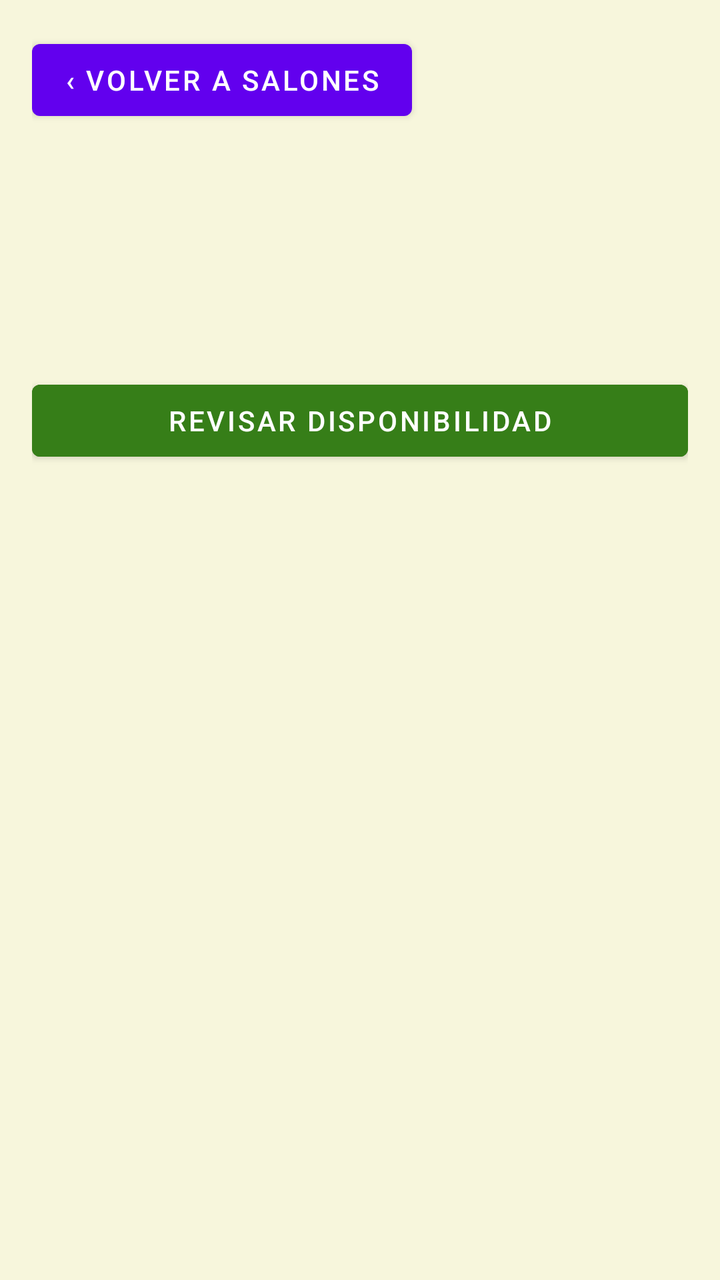
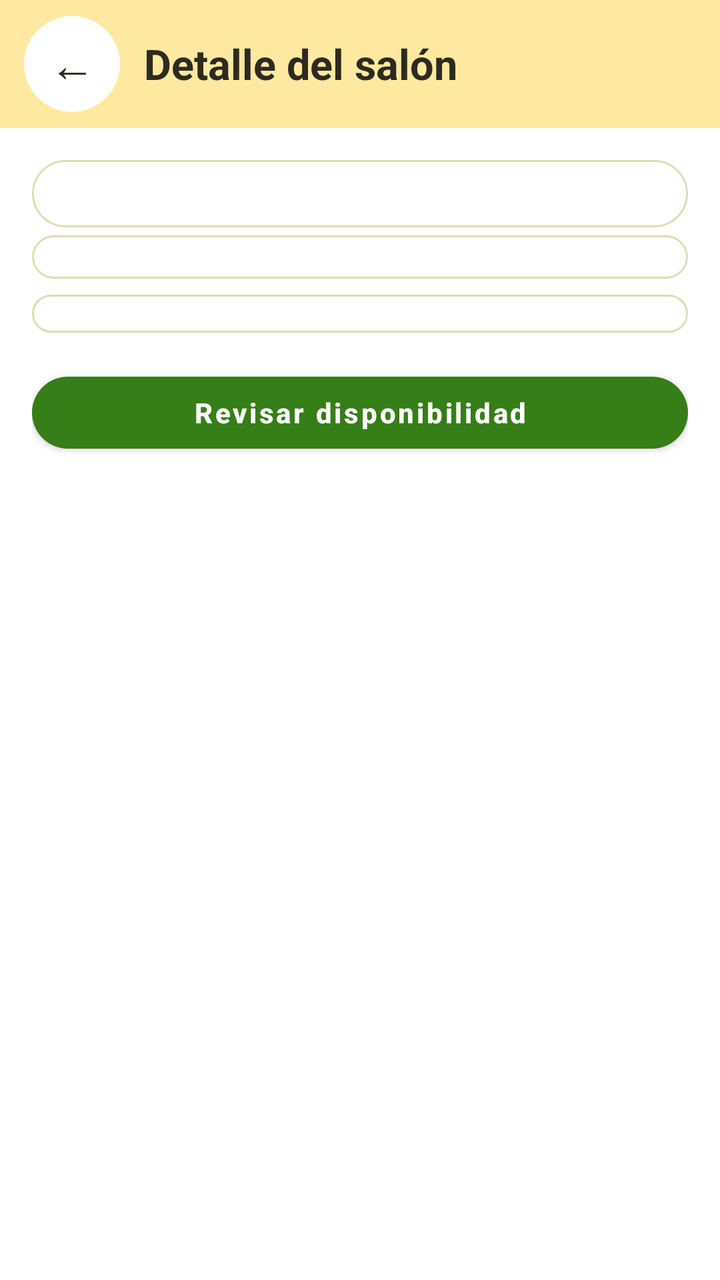

Two renders of the same Android screen: before a commit and after it. Below are the layout's source before the change and the commit's diff.
<!-- AndroidManifest.xml: application theme Theme.Ocasion_mobil_v2 -->
<!-- res/layout/fragment_detalle_salon.xml -->
<?xml version="1.0" encoding="utf-8"?>
<ScrollView xmlns:android="http://schemas.android.com/apk/res/android"
    android:layout_width="match_parent"
    android:layout_height="match_parent"
    android:background="@color/bg_general"
    android:fillViewport="true"
    android:fitsSystemWindows="true">

    <LinearLayout
        android:layout_width="match_parent"
        android:layout_height="wrap_content"
        android:orientation="vertical"
        android:padding="16dp">

        <Button
            android:id="@+id/btnVolverDetalle"
            android:layout_width="wrap_content"
            android:layout_height="wrap_content"
            android:text="‹ Volver a salones"
            />

        <TextView
            android:id="@+id/tvNombreDetalle"
            android:layout_width="match_parent"
            android:layout_height="wrap_content"
            android:layout_marginTop="12dp"
            android:textColor="@color/texto_principal"
            android:textSize="25sp"
            android:textStyle="bold" />

        <TextView
            android:id="@+id/tvResumenDetalle"
            android:layout_width="match_parent"
            android:layout_height="wrap_content"
            android:layout_marginVertical="8dp"
            android:textColor="@color/texto_secundario"
            android:textSize="16sp" />

        <TextView
            android:id="@+id/tvEstadoDetalle"
            android:layout_width="match_parent"
            android:layout_height="wrap_content"
            android:accessibilityLiveRegion="polite"
            android:textColor="@color/texto_secundario" />

        <Button
            android:id="@+id/btnReintentarDetalle"
            android:layout_width="wrap_content"
            android:layout_height="wrap_content"
            android:text="Reintentar ficha"
            android:visibility="gone" />

        <HorizontalScrollView
            android:id="@+id/scrollFotosDetalle"
            android:layout_width="match_parent"
            android:layout_height="wrap_content"
            android:layout_marginVertical="8dp"
            android:visibility="gone">

            <LinearLayout
                android:id="@+id/filaFotosDetalle"
                android:layout_width="wrap_content"
                android:layout_height="wrap_content"
                android:orientation="horizontal" />
        </HorizontalScrollView>

        <LinearLayout
            android:id="@+id/contenidoDetalle"
            android:layout_width="match_parent"
            android:layout_height="wrap_content"
            android:orientation="vertical"
            android:visibility="gone">

            <TextView
                android:id="@+id/tvDescripcionDetalle"
                android:layout_width="match_parent"
                android:layout_height="wrap_content"
                android:textColor="@color/texto_principal"
                android:textSize="16sp" />

            <TextView
                android:layout_width="wrap_content"
                android:layout_height="wrap_content"
                android:layout_marginTop="16dp"
                android:text="Servicios incluidos"
                android:textColor="@color/texto_principal"
                android:textSize="18sp"
                android:textStyle="bold" />

            <TextView
                android:id="@+id/tvServiciosDetalle"
                android:layout_width="match_parent"
                android:layout_height="wrap_content"
                android:textColor="@color/texto_secundario" />

            <TextView
                android:layout_width="wrap_content"
                android:layout_height="wrap_content"
                android:layout_marginTop="16dp"
                android:text="Ubicación"
                android:textColor="@color/texto_principal"
                android:textSize="18sp"
                android:textStyle="bold" />

            <TextView
                android:id="@+id/tvDireccionDetalle"
                android:layout_width="match_parent"
                android:layout_height="wrap_content"
                android:textColor="@color/texto_secundario" />

            <Button
                android:id="@+id/btnMapsDetalle"
                android:layout_width="wrap_content"
                android:layout_height="wrap_content"
                android:text="Ver en Google Maps" />
        </LinearLayout>

        <com.google.android.material.button.MaterialButton
            android:id="@+id/btnDisponibilidadDetalle"
            android:layout_width="match_parent"
            android:layout_height="wrap_content"
            android:layout_marginTop="20dp"
            android:backgroundTint="@color/verde_primario"
            android:text="Revisar disponibilidad"
            android:textColor="@color/blanco"
            />

        <LinearLayout
            android:id="@+id/panelCalendarioDetalle"
            android:layout_width="match_parent"
            android:layout_height="wrap_content"
            android:orientation="vertical"
            android:visibility="gone">

            <LinearLayout
                android:layout_width="match_parent"
                android:layout_height="wrap_content"
                android:gravity="center_vertical"
                android:orientation="horizontal">

                <Button
                    android:id="@+id/btnMesAnteriorDetalle"
                    android:layout_width="48dp"
                    android:layout_height="48dp"
                    android:contentDescription="Mes anterior"
                    android:text="‹" />

                <TextView
                    android:id="@+id/tvMesDetalle"
                    android:layout_width="0dp"
                    android:layout_height="wrap_content"
                    android:layout_weight="1"
                    android:gravity="center"
                    android:textColor="@color/texto_principal"
                    android:textSize="18sp"
                    android:textStyle="bold" />

                <Button
                    android:id="@+id/btnMesSiguienteDetalle"
                    android:layout_width="48dp"
                    android:layout_height="48dp"
                    android:contentDescription="Mes siguiente"
                    android:text="›" />
            </LinearLayout>

            <TextView
                android:id="@+id/tvEstadoCalendarioDetalle"
                android:layout_width="match_parent"
                android:layout_height="wrap_content"
                android:layout_marginVertical="8dp"
                android:accessibilityLiveRegion="polite"
                android:textColor="@color/texto_principal" />

            <GridLayout
                android:id="@+id/gridDiasDetalle"
                android:layout_width="match_parent"
                android:layout_height="wrap_content"
                android:columnCount="7" />

            <Button
                android:id="@+id/btnReintentarCalendarioDetalle"
                android:layout_width="match_parent"
                android:layout_height="wrap_content"
                android:text="Reintentar carga de disponibilidad"
                android:visibility="gone" />
        </LinearLayout>
    </LinearLayout>
</ScrollView>
<!-- resources referenced by this layout -->
<resources>
  <color name="bg_general">#F7F6DC</color>
  <color name="blanco">#FFFFFF</color>
  <color name="texto_principal">#2E2A1F</color>
  <color name="texto_secundario">#6E6A5A</color>
  <color name="verde_primario">#367E18</color>
  <style name="Theme.Ocasion_mobil_v2" parent="Theme.MaterialComponents.Light.NoActionBar" />
</resources>

<!-- the commit's change to res/layout/fragment_detalle_salon.xml (unified diff, before → after) -->
@@ -1,188 +1,281 @@
 <?xml version="1.0" encoding="utf-8"?>
-<ScrollView xmlns:android="http://schemas.android.com/apk/res/android"
+<LinearLayout xmlns:android="http://schemas.android.com/apk/res/android"
     android:layout_width="match_parent"
     android:layout_height="match_parent"
     android:background="@color/bg_general"
-    android:fillViewport="true"
-    android:fitsSystemWindows="true">
-
+    android:fitsSystemWindows="true"
+    android:orientation="vertical"
+    xmlns:app="http://schemas.android.com/apk/res-auto">
+
+    
     <LinearLayout
         android:layout_width="match_parent"
         android:layout_height="wrap_content"
-        android:orientation="vertical"
-        android:padding="16dp">
-
-        <Button
+        android:minHeight="64dp"
+        android:background="@color/header_footer_light"
+        android:gravity="center_vertical"
+        android:orientation="horizontal"
+        android:paddingStart="12dp"
+        android:paddingTop="8dp"
+        android:paddingEnd="16dp"
+        android:paddingBottom="8dp">
+
+        <com.google.android.material.button.MaterialButton
             android:id="@+id/btnVolverDetalle"
-            android:layout_width="wrap_content"
+            style="@style/Widget.MaterialComponents.Button.TextButton"
+            android:layout_width="48dp"
+            android:layout_height="48dp"
+            android:minWidth="0dp"
+            android:minHeight="0dp"
+            android:insetTop="0dp"
+            android:insetBottom="0dp"
+            android:padding="0dp"
+            android:gravity="center"
+            android:contentDescription="Volver al catálogo de salones"
+            android:text="←"
+            android:textColor="@color/texto_principal"
+            android:textSize="23sp"
+            app:backgroundTint="@color/blanco"
+            app:cornerRadius="24dp" />
+
+        <TextView
+            android:layout_width="0dp"
             android:layout_height="wrap_content"
-            android:text="‹ Volver a salones"
-            />
-
-        <TextView
-            android:id="@+id/tvNombreDetalle"
-            android:layout_width="match_parent"
-            android:layout_height="wrap_content"
-            android:layout_marginTop="12dp"
+            android:layout_marginStart="12dp"
+            android:layout_weight="1"
+            android:text="Detalle del salón"
             android:textColor="@color/texto_principal"
-            android:textSize="25sp"
+            android:textSize="21sp"
             android:textStyle="bold" />
 
-        <TextView
-            android:id="@+id/tvResumenDetalle"
-            android:layout_width="match_parent"
-            android:layout_height="wrap_content"
-            android:layout_marginVertical="8dp"
-            android:textColor="@color/texto_secundario"
-            android:textSize="16sp" />
-
-        <TextView
-            android:id="@+id/tvEstadoDetalle"
-            android:layout_width="match_parent"
-            android:layout_height="wrap_content"
-            android:accessibilityLiveRegion="polite"
-            android:textColor="@color/texto_secundario" />
-
-        <Button
-            android:id="@+id/btnReintentarDetalle"
-            android:layout_width="wrap_content"
-            android:layout_height="wrap_content"
-            android:text="Reintentar ficha"
-            android:visibility="gone" />
-
-        <HorizontalScrollView
-            android:id="@+id/scrollFotosDetalle"
-            android:layout_width="match_parent"
-            android:layout_height="wrap_content"
-            android:layout_marginVertical="8dp"
-            android:visibility="gone">
-
-            <LinearLayout
-                android:id="@+id/filaFotosDetalle"
-                android:layout_width="wrap_content"
-                android:layout_height="wrap_content"
-                android:orientation="horizontal" />
-        </HorizontalScrollView>
+    </LinearLayout>
+
+    
+    <ScrollView
+        android:layout_width="match_parent"
+        android:layout_height="0dp"
+        android:layout_weight="1"
+        android:fillViewport="true">
 
         <LinearLayout
-            android:id="@+id/contenidoDetalle"
             android:layout_width="match_parent"
             android:layout_height="wrap_content"
             android:orientation="vertical"
-            android:visibility="gone">
-
+            android:padding="16dp">
+
+            
             <TextView
-                android:id="@+id/tvDescripcionDetalle"
+                android:id="@+id/tvNombreDetalle"
                 android:layout_width="match_parent"
                 android:layout_height="wrap_content"
                 android:textColor="@color/texto_principal"
-                android:textSize="16sp" />
+                android:textSize="25sp"
+                android:textStyle="bold"
+                android:background="@drawable/bg_owner_card"/>
 
             <TextView
+                android:id="@+id/tvResumenDetalle"
+                android:layout_width="match_parent"
+                android:layout_height="wrap_content"
+                android:layout_marginTop="4dp"
+                android:layout_marginBottom="8dp"
+                android:textColor="@color/texto_secundario"
+                android:textSize="16sp"
+                android:background="@drawable/bg_owner_card"/>
+
+            <TextView
+                android:id="@+id/tvEstadoDetalle"
+                android:layout_width="match_parent"
+                android:layout_height="wrap_content"
+                android:accessibilityLiveRegion="polite"
+                android:textColor="@color/texto_secundario"
+                android:textSize="14sp"
+                android:background="@drawable/bg_owner_card"/>
+
+            <com.google.android.material.button.MaterialButton
+                android:id="@+id/btnReintentarDetalle"
+                style="@style/BotonOcasionSecundario"
                 android:layout_width="wrap_content"
                 android:layout_height="wrap_content"
-                android:layout_marginTop="16dp"
-                android:text="Servicios incluidos"
-                android:textColor="@color/texto_principal"
-                android:textSize="18sp"
-                android:textStyle="bold" />
-
-            <TextView
-                android:id="@+id/tvServiciosDetalle"
-                android:layout_width="match_parent"
-                android:layout_height="wrap_content"
-                android:textColor="@color/texto_secundario" />
-
-            <TextView
-                android:layout_width="wrap_content"
-                android:layout_height="wrap_content"
-                android:layout_marginTop="16dp"
-                android:text="Ubicación"
-                android:textColor="@color/texto_principal"
-                android:textSize="18sp"
-                android:textStyle="bold" />
-
-            <TextView
-                android:id="@+id/tvDireccionDetalle"
-                android:layout_width="match_parent"
-                android:layout_height="wrap_content"
-                android:textColor="@color/texto_secundario" />
-
-            <Button
-                android:id="@+id/btnMapsDetalle"
-                android:layout_width="wrap_content"
-                android:layout_height="wrap_content"
-                android:text="Ver en Google Maps" />
-        </LinearLayout>
-
-        <com.google.android.material.button.MaterialButton
-            android:id="@+id/btnDisponibilidadDetalle"
-            android:layout_width="match_parent"
-            android:layout_height="wrap_content"
-            android:layout_marginTop="20dp"
-            android:backgroundTint="@color/verde_primario"
-            android:text="Revisar disponibilidad"
-            android:textColor="@color/blanco"
-            />
-
-        <LinearLayout
-            android:id="@+id/panelCalendarioDetalle"
-            android:layout_width="match_parent"
-            android:layout_height="wrap_content"
-            android:orientation="vertical"
-            android:visibility="gone">
-
+                android:layout_marginTop="8dp"
+                android:text="Reintentar ficha"
+                android:visibility="gone" />
+
+            
+            <HorizontalScrollView
+                android:id="@+id/scrollFotosDetalle"
+                android:layout_width="match_parent"
+                android:layout_height="wrap_content"
+                android:layout_marginVertical="8dp"
+                android:scrollbars="none"
+                android:visibility="gone">
+
+                <LinearLayout
+                    android:id="@+id/filaFotosDetalle"
+                    android:layout_width="wrap_content"
+                    android:layout_height="wrap_content"
+                    android:orientation="horizontal" />
+
+            </HorizontalScrollView>
+
+            
             <LinearLayout
-                android:layout_width="match_parent"
-                android:layout_height="wrap_content"
-                android:gravity="center_vertical"
-                android:orientation="horizontal">
-
-                <Button
-                    android:id="@+id/btnMesAnteriorDetalle"
-                    android:layout_width="48dp"
-                    android:layout_height="48dp"
-                    android:contentDescription="Mes anterior"
-                    android:text="‹" />
-
-                <TextView
-                    android:id="@+id/tvMesDetalle"
-                    android:layout_width="0dp"
-                    android:layout_height="wrap_content"
-                    android:layout_weight="1"
-                    android:gravity="center"
+                android:id="@+id/contenidoDetalle"
+                android:layout_width="match_parent"
+                android:layout_height="wrap_content"
+                android:layout_marginTop="8dp"
+                android:background="@drawable/bg_owner_card"
+                android:orientation="vertical"
+                android:padding="16dp"
+                android:visibility="gone">
+
+                <TextView
+                    android:layout_width="wrap_content"
+                    android:layout_height="wrap_content"
+                    android:text="Sobre el salón"
                     android:textColor="@color/texto_principal"
                     android:textSize="18sp"
                     android:textStyle="bold" />
 
-                <Button
-                    android:id="@+id/btnMesSiguienteDetalle"
-                    android:layout_width="48dp"
-                    android:layout_height="48dp"
-                    android:contentDescription="Mes siguiente"
-                    android:text="›" />
+                <TextView
+                    android:id="@+id/tvDescripcionDetalle"
+                    android:layout_width="match_parent"
+                    android:layout_height="wrap_content"
+                    android:layout_marginTop="6dp"
+                    android:textColor="@color/texto_principal"
+                    android:textSize="15sp" />
+
+                <TextView
+                    android:layout_width="wrap_content"
+                    android:layout_height="wrap_content"
+                    android:layout_marginTop="18dp"
+                    android:text="Servicios incluidos"
+                    android:textColor="@color/texto_principal"
+                    android:textSize="18sp"
+                    android:textStyle="bold" />
+
+                <TextView
+                    android:id="@+id/tvServiciosDetalle"
+                    android:layout_width="match_parent"
+                    android:layout_height="wrap_content"
+                    android:layout_marginTop="6dp"
+                    android:textColor="@color/texto_secundario"
+                    android:textSize="15sp" />
+
+                <TextView
+                    android:layout_width="wrap_content"
+                    android:layout_height="wrap_content"
+                    android:layout_marginTop="18dp"
+                    android:text="Ubicación"
+                    android:textColor="@color/texto_principal"
+                    android:textSize="18sp"
+                    android:textStyle="bold" />
+
+                <TextView
+                    android:id="@+id/tvDireccionDetalle"
+                    android:layout_width="match_parent"
+                    android:layout_height="wrap_content"
+                    android:layout_marginTop="6dp"
+                    android:textColor="@color/texto_secundario"
+                    android:textSize="15sp" />
+
+                <com.google.android.material.button.MaterialButton
+                    android:id="@+id/btnMapsDetalle"
+                    style="@style/BotonOcasionSecundario"
+                    android:layout_width="wrap_content"
+                    android:layout_height="wrap_content"
+                    android:layout_marginTop="10dp"
+                    android:text="Ver en Google Maps" />
+
             </LinearLayout>
 
-            <TextView
-                android:id="@+id/tvEstadoCalendarioDetalle"
-                android:layout_width="match_parent"
-                android:layout_height="wrap_content"
-                android:layout_marginVertical="8dp"
-                android:accessibilityLiveRegion="polite"
-                android:textColor="@color/texto_principal" />
-
-            <GridLayout
-                android:id="@+id/gridDiasDetalle"
-                android:layout_width="match_parent"
-                android:layout_height="wrap_content"
-                android:columnCount="7" />
-
-            <Button
-                android:id="@+id/btnReintentarCalendarioDetalle"
-                android:layout_width="match_parent"
-                android:layout_height="wrap_content"
-                android:text="Reintentar carga de disponibilidad"
-                android:visibility="gone" />
+            
+            <com.google.android.material.button.MaterialButton
+                android:id="@+id/btnDisponibilidadDetalle"
+                style="@style/BotonOcasionPrincipal"
+                android:layout_width="match_parent"
+                android:layout_height="wrap_content"
+                android:layout_marginTop="16dp"
+                android:text="Revisar disponibilidad" />
+
+            
+            <LinearLayout
+                android:id="@+id/panelCalendarioDetalle"
+                android:layout_width="match_parent"
+                android:layout_height="wrap_content"
+                android:layout_marginTop="12dp"
+                android:background="@drawable/bg_owner_card"
+                android:orientation="vertical"
+                android:padding="12dp"
+                android:visibility="gone">
+
+                <LinearLayout
+                    android:layout_width="match_parent"
+                    android:layout_height="wrap_content"
+                    android:gravity="center_vertical"
+                    android:orientation="horizontal">
+
+                    <com.google.android.material.button.MaterialButton
+                        android:id="@+id/btnMesAnteriorDetalle"
+                        style="@style/BotonOcasionSecundario"
+                        android:layout_width="48dp"
+                        android:layout_height="48dp"
+                        android:minWidth="0dp"
+                        android:padding="0dp"
+                        android:contentDescription="Mes anterior"
+                        android:text="‹"
+                        android:textSize="22sp" />
+
+                    <TextView
+                        android:id="@+id/tvMesDetalle"
+                        android:layout_width="0dp"
+                        android:layout_height="wrap_content"
+                        android:layout_weight="1"
+                        android:gravity="center"
+                        android:textColor="@color/texto_principal"
+                        android:textSize="18sp"
+                        android:textStyle="bold" />
+
+                    <com.google.android.material.button.MaterialButton
+                        android:id="@+id/btnMesSiguienteDetalle"
+                        style="@style/BotonOcasionSecundario"
+                        android:layout_width="48dp"
+                        android:layout_height="48dp"
+                        android:minWidth="0dp"
+                        android:padding="0dp"
+                        android:contentDescription="Mes siguiente"
+                        android:text="›"
+                        android:textSize="22sp" />
+
+                </LinearLayout>
+
+                <TextView
+                    android:id="@+id/tvEstadoCalendarioDetalle"
+                    android:layout_width="match_parent"
+                    android:layout_height="wrap_content"
+                    android:layout_marginVertical="8dp"
+                    android:accessibilityLiveRegion="polite"
+                    android:textColor="@color/texto_principal"
+                    android:textSize="14sp" />
+
+                <GridLayout
+                    android:id="@+id/gridDiasDetalle"
+                    android:layout_width="match_parent"
+                    android:layout_height="wrap_content"
+                    android:columnCount="7" />
+
+                <com.google.android.material.button.MaterialButton
+                    android:id="@+id/btnReintentarCalendarioDetalle"
+                    style="@style/BotonOcasionSecundario"
+                    android:layout_width="match_parent"
+                    android:layout_height="wrap_content"
+                    android:layout_marginTop="8dp"
+                    android:text="Reintentar carga de disponibilidad"
+                    android:visibility="gone" />
+
+            </LinearLayout>
+
         </LinearLayout>
-    </LinearLayout>
-</ScrollView>
+    </ScrollView>
+
+</LinearLayout>
<!-- resource entries referenced after the edit -->
@@ -1,10 +1,43 @@
 <!-- resources referenced by this layout -->
 <resources>
-  <color name="bg_general">#F7F6DC</color>
+  <color name="bg_general">#FFFFFF</color>
   <color name="blanco">#FFFFFF</color>
+  <color name="header_footer_light">#FFE9A0</color>
   <color name="texto_principal">#2E2A1F</color>
   <color name="texto_secundario">#6E6A5A</color>
+  <!-- drawable bg_owner_card (drawable) -->
+  <?xml version="1.0" encoding="utf-8"?>
+  <shape xmlns:android="http://schemas.android.com/apk/res/android"
+      android:shape="rectangle">
+  
+      <solid android:color="@color/blanco" />
+  
+      <corners android:radius="22dp" />
+  
+      <stroke
+          android:width="1dp"
+          android:color="@color/borde_input" />
+  
+  </shape>
+  <style name="BotonOcasionPrincipal" parent="Widget.MaterialComponents.Button">
+          <item name="backgroundTint">@color/verde_primario</item>
+          <item name="android:textColor">@color/blanco</item>
+          <item name="android:textAllCaps">false</item>
+          <item name="android:textStyle">bold</item>
+          <item name="android:minHeight">48dp</item>
+          <item name="cornerRadius">22dp</item>
+      </style>
+  <style name="BotonOcasionSecundario" parent="Widget.MaterialComponents.Button.OutlinedButton">
+          <item name="backgroundTint">@color/blanco</item>
+          <item name="strokeColor">@color/verde_primario</item>
+          <item name="strokeWidth">1dp</item>
+          <item name="android:textColor">@color/verde_primario</item>
+          <item name="android:textAllCaps">false</item>
+          <item name="android:minHeight">48dp</item>
+          <item name="cornerRadius">22dp</item>
+      </style>
   <color name="verde_primario">#367E18</color>
   <style name="Theme.Ocasion_mobil_v2" parent="Theme.MaterialComponents.Light.NoActionBar" />
+  <color name="borde_input">#E0DCB8</color>
 </resources>
 
